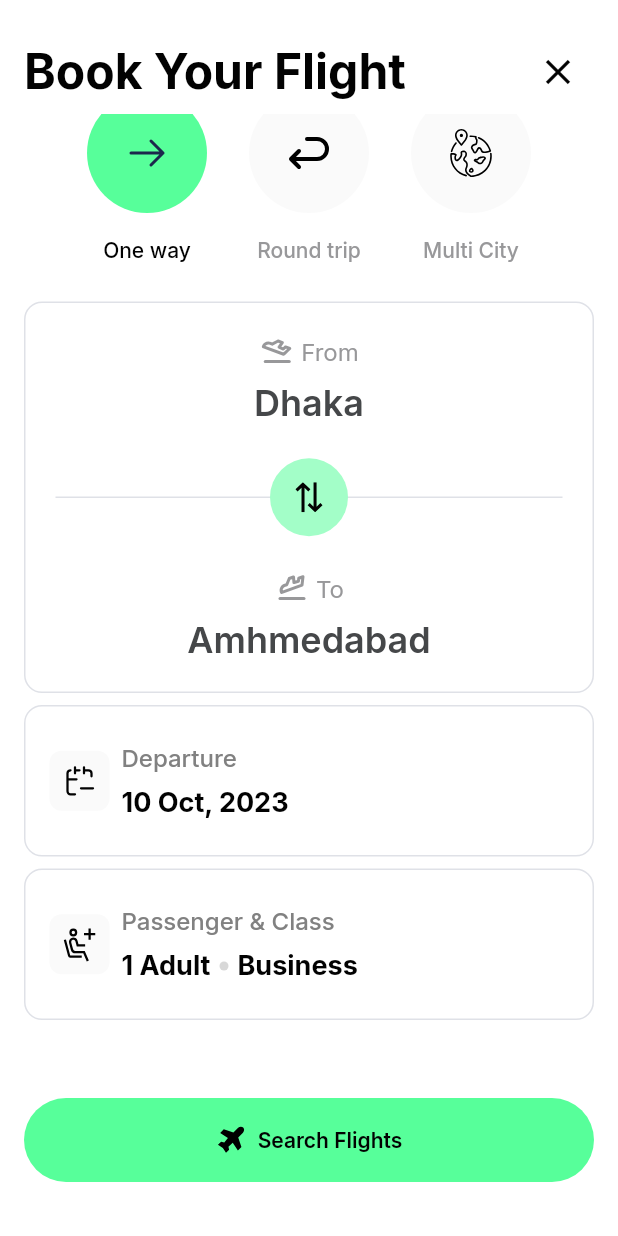
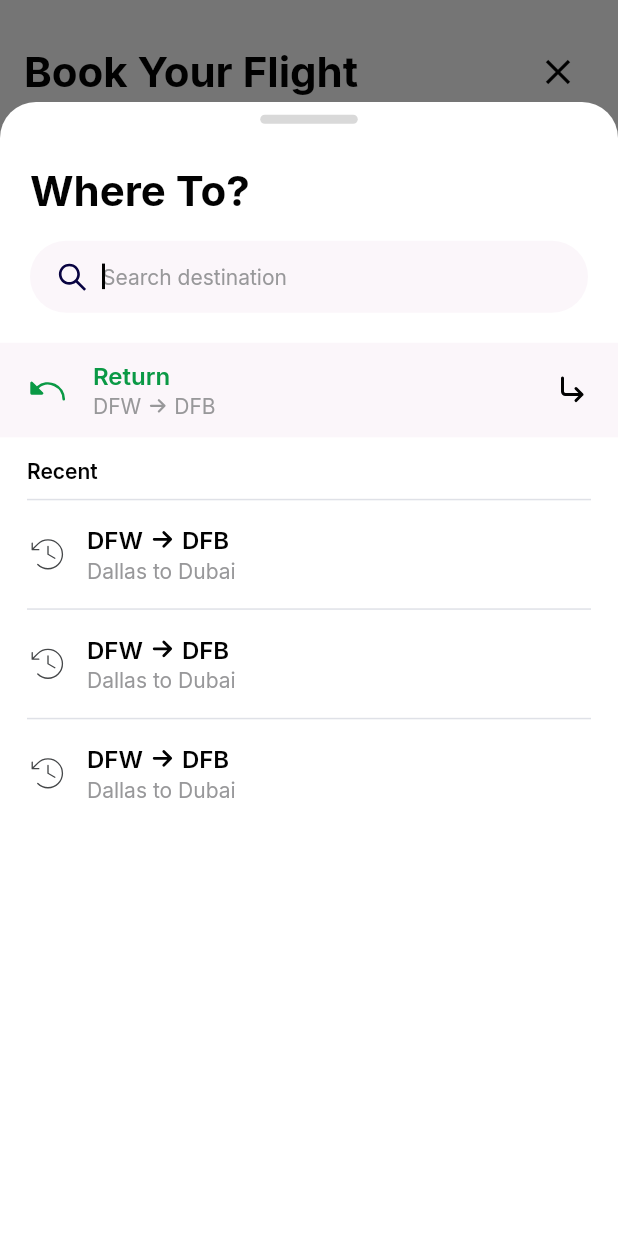
Before and after one commit to dayojiboye/travel_app, a Flutter app: the BookFlightScreen screen opened directly, scrolled down 50 dp, after a tap on "Search Flights", on a phone screen of 412 x 824 dp. Run offline on Flutter 3.47's test engine with Material 3 defaults, Android fonts, the phone set to English and light mode, and no system bars; our stand-ins replace flutter_svg, google_fonts.

Commit message:
feat: added search flights bottom sheet

```diff
--- a/lib/utils/theme.dart
+++ b/lib/utils/theme.dart
@@ -11,6 +11,7 @@ const Color kRed = Color(0XFFFE7D8A);
 const Color kDeepGreen = Color(0XFF57FF9A);
 const Color kBorder = Color(0XFFDFE1E7);
 const Color kGrey = Color(0xFF454749);
+const Color kDeeperGreen = Color(0XFF0A9945);
 
 themeData(context) => ThemeData(
       fontFamily: GoogleFonts.inter().fontFamily,
--- a/lib/views/book_flight.dart
+++ b/lib/views/book_flight.dart
@@ -7,6 +7,7 @@ import "package:travel_app/widgets/custom_button.dart";
 import "package:travel_app/widgets/destination_card.dart";
 import "package:travel_app/widgets/flight_info_card.dart";
 import "package:travel_app/widgets/heading_text.dart";
+import "package:travel_app/widgets/search_flights.dart";
 
 class BookFlightScreen extends StatefulWidget {
   const BookFlightScreen({super.key});
@@ -137,11 +138,27 @@ class _BookFlightScreenState extends State<BookFlightScreen> {
                   ),
                 ),
                 const YMargin(52),
-                const CustomButton(
+                CustomButton(
                   label: "Search Flights",
                   width: double.infinity,
                   height: 56,
                   leftIcon: "assets/icons/plane-filled.svg",
+                  onPressed: () {
+                    showModalBottomSheet(
+                      context: context,
+                      builder: (context) {
+                        return const SearchFlights();
+                      },
+                      backgroundColor: kWhite,
+                      isScrollControlled: true,
+                      clipBehavior: Clip.hardEdge,
+                      shape: const RoundedRectangleBorder(
+                        borderRadius: BorderRadius.vertical(
+                          top: Radius.circular(24),
+                        ),
+                      ),
+                    );
+                  },
                 ),
               ],
             ),
--- a/lib/widgets/custom_button.dart
+++ b/lib/widgets/custom_button.dart
@@ -13,6 +13,7 @@ class CustomButton extends StatelessWidget {
     this.width = 100,
     this.height = 48,
     this.iconSize = 20,
+    this.onPressed,
   });
 
   final String label;
@@ -22,11 +23,12 @@ class CustomButton extends StatelessWidget {
   final double? width;
   final double? height;
   final double? iconSize;
+  final Function()? onPressed;
 
   @override
   Widget build(BuildContext context) {
     return FilledButton(
-      onPressed: () {},
+      onPressed: onPressed,
       style: ButtonStyle(
         backgroundColor: const MaterialStatePropertyAll(kDeepGreen),
         fixedSize: MaterialStatePropertyAll(
--- /dev/null
+++ b/lib/widgets/flight_tile.dart
@@ -0,0 +1,71 @@
+import 'package:flutter/material.dart';
+import 'package:flutter_svg/flutter_svg.dart';
+import 'package:travel_app/utils/margin.dart';
+import 'package:travel_app/utils/theme.dart';
+
+class FlightTile extends StatelessWidget {
+  const FlightTile({super.key});
+
+  @override
+  Widget build(BuildContext context) {
+    return Container(
+      decoration: const BoxDecoration(
+        border: Border(
+          top: BorderSide(
+            color: kBorder,
+          ),
+        ),
+      ),
+      child: ListTile(
+        contentPadding: const EdgeInsets.symmetric(horizontal: 0, vertical: 0),
+        horizontalTitleGap: 12,
+        minLeadingWidth: 0,
+        titleAlignment: ListTileTitleAlignment.center,
+        leading: SvgPicture.asset(
+          "assets/icons/clock-counter.svg",
+          colorFilter: const ColorFilter.mode(kGrey, BlendMode.srcIn),
+          width: 28,
+          height: 28,
+        ),
+        title: Row(
+          children: [
+            const Text(
+              "DFW",
+              style: TextStyle(
+                fontSize: 16,
+                color: kPrimary,
+                fontWeight: FontWeight.w600,
+              ),
+            ),
+            const XMargin(2),
+            SvgPicture.asset(
+              "assets/icons/arrow-sm-right.svg",
+              width: 22,
+              height: 22,
+              colorFilter: const ColorFilter.mode(
+                kPrimary,
+                BlendMode.srcIn,
+              ),
+            ),
+            const XMargin(2),
+            const Text(
+              "DFB",
+              style: TextStyle(
+                fontSize: 16,
+                color: kPrimary,
+                fontWeight: FontWeight.w600,
+              ),
+            ),
+          ],
+        ),
+        subtitle: const Text(
+          "Dallas to Dubai",
+          style: TextStyle(
+            color: kSecondary,
+            fontSize: 14,
+          ),
+        ),
+      ),
+    );
+  }
+}
--- a/lib/widgets/heading_text.dart
+++ b/lib/widgets/heading_text.dart
@@ -16,7 +16,7 @@ class HeadingText extends StatelessWidget {
       style: const TextStyle(
         fontWeight: FontWeight.w700,
         color: kPrimary,
-        fontSize: 32,
+        fontSize: 28,
       ),
     );
   }
--- /dev/null
+++ b/lib/widgets/search_flights.dart
@@ -0,0 +1,186 @@
+import 'package:flutter/material.dart';
+import 'package:flutter_svg/svg.dart';
+import 'package:travel_app/utils/margin.dart';
+import 'package:travel_app/utils/theme.dart';
+import 'package:travel_app/widgets/flight_tile.dart';
+import 'package:travel_app/widgets/heading_text.dart';
+import 'package:travel_app/widgets/search_input.dart';
+
+class SearchFlights extends StatefulWidget {
+  const SearchFlights({super.key});
+
+  @override
+  State<SearchFlights> createState() => _SearchFlightsState();
+}
+
+class _SearchFlightsState extends State<SearchFlights> {
+  TextEditingController searchController = TextEditingController();
+
+  @override
+  void dispose() {
+    searchController.dispose();
+    super.dispose();
+  }
+
+  @override
+  Widget build(BuildContext context) {
+    return SizedBox(
+      width: double.infinity,
+      height: screenHeight(context) / 1.09,
+      child: SafeArea(
+        child: AnimatedPadding(
+          padding: MediaQuery.of(context).viewInsets,
+          duration: const Duration(milliseconds: 0),
+          curve: Curves.decelerate,
+          child: Container(
+            padding: const EdgeInsets.only(
+              top: 8.5,
+            ),
+            child: Column(
+              crossAxisAlignment: CrossAxisAlignment.start,
+              children: [
+                Center(
+                  child: Container(
+                    width: 65,
+                    height: 6,
+                    decoration: const BoxDecoration(
+                      color: Color(0XFFD9D9D9),
+                      borderRadius: BorderRadius.all(Radius.circular(32)),
+                    ),
+                  ),
+                ),
+                Padding(
+                  padding: const EdgeInsets.only(
+                    top: 28,
+                    left: 20,
+                    right: 20,
+                    bottom: 20,
+                  ),
+                  child: Column(
+                    crossAxisAlignment: CrossAxisAlignment.start,
+                    children: [
+                      const HeadingText(text: "Where To?"),
+                      const YMargin(16),
+                      SearchInput(
+                        searchController: searchController,
+                        hintText: "Search destination",
+                        autoFocus: true,
+                      ),
+                    ],
+                  ),
+                ),
+                Expanded(
+                  child: SingleChildScrollView(
+                    child: Column(
+                      children: [
+                        Container(
+                          color: kInputBg,
+                          padding: const EdgeInsets.symmetric(
+                            horizontal: 18,
+                            vertical: 12,
+                          ),
+                          child: Row(
+                            children: [
+                              SvgPicture.asset(
+                                "assets/icons/arrow-arc-left.svg",
+                                width: 28,
+                                height: 28,
+                                colorFilter: const ColorFilter.mode(
+                                  kDeeperGreen,
+                                  BlendMode.srcIn,
+                                ),
+                              ),
+                              const XMargin(16),
+                              Column(
+                                crossAxisAlignment: CrossAxisAlignment.start,
+                                children: [
+                                  const Text(
+                                    "Return",
+                                    style: TextStyle(
+                                      color: kDeeperGreen,
+                                      fontWeight: FontWeight.w600,
+                                      fontSize: 16,
+                                    ),
+                                  ),
+                                  const YMargin(2),
+                                  Row(
+                                    children: [
+                                      const Text(
+                                        "DFW",
+                                        style: TextStyle(
+                                          fontSize: 14,
+                                          color: kSecondary,
+                                        ),
+                                      ),
+                                      const XMargin(2),
+                                      SvgPicture.asset(
+                                        "assets/icons/arrow-sm-right.svg",
+                                        width: 18,
+                                        height: 18,
+                                        colorFilter: const ColorFilter.mode(
+                                          kSecondary,
+                                          BlendMode.srcIn,
+                                        ),
+                                      ),
+                                      const XMargin(2),
+                                      const Text(
+                                        "DFB",
+                                        style: TextStyle(
+                                          fontSize: 14,
+                                          color: kSecondary,
+                                        ),
+                                      ),
+                                    ],
+                                  )
+                                ],
+                              ),
+                              const Spacer(),
+                              SvgPicture.asset(
+                                "assets/icons/arrow-sub-down-right.svg",
+                                width: 24,
+                                height: 24,
+                                colorFilter: const ColorFilter.mode(
+                                  kPrimary,
+                                  BlendMode.srcIn,
+                                ),
+                              ),
+                            ],
+                          ),
+                        ),
+                        const Padding(
+                          padding: EdgeInsets.only(
+                            top: 14,
+                            left: 18,
+                            right: 18,
+                          ),
+                          child: Column(
+                            crossAxisAlignment: CrossAxisAlignment.start,
+                            children: [
+                              Text(
+                                "Recent",
+                                style: TextStyle(
+                                  color: kPrimary,
+                                  fontSize: 14,
+                                  fontWeight: FontWeight.w600,
+                                ),
+                              ),
+                              YMargin(10),
+                              FlightTile(),
+                              FlightTile(),
+                              FlightTile(),
+                              YMargin(20),
+                            ],
+                          ),
+                        )
+                      ],
+                    ),
+                  ),
+                )
+              ],
+            ),
+          ),
+        ),
+      ),
+    );
+  }
+}
--- a/lib/widgets/search_input.dart
+++ b/lib/widgets/search_input.dart
@@ -7,22 +7,27 @@ class SearchInput extends StatelessWidget {
     super.key,
     required this.searchController,
     this.suffixIcon,
+    this.hintText = "Search hotel",
+    this.autoFocus = false,
   });
 
   final TextEditingController searchController;
   final String? suffixIcon;
+  final String? hintText;
+  final bool? autoFocus;
 
   @override
   Widget build(BuildContext context) {
     return TextField(
       cursorColor: kPrimary,
+      autofocus: autoFocus ?? false,
       style: const TextStyle(
         fontSize: 14,
         color: kPrimary,
       ),
       decoration: InputDecoration(
         fillColor: kInputBg,
-        hintText: "Search hotel",
+        hintText: hintText,
         hintStyle: const TextStyle(
           fontSize: 14,
           color: kSecondary,
@@ -33,7 +38,7 @@ class SearchInput extends StatelessWidget {
           right: 12,
         ),
         prefixIcon: Container(
-          margin: const EdgeInsets.only(left: 8, top: 8, bottom: 8, right: 0),
+          margin: const EdgeInsets.only(left: 8, top: 10, bottom: 10, right: 0),
           child: SvgPicture.asset(
             "assets/icons/search-2.svg",
           ),
```
Also changed, not shown: assets/icons/arrow-arc-left.svg (added), assets/icons/arrow-sm-right.svg (added), assets/icons/arrow-sub-down-right.svg (added), assets/icons/clock-counter.svg (added).
